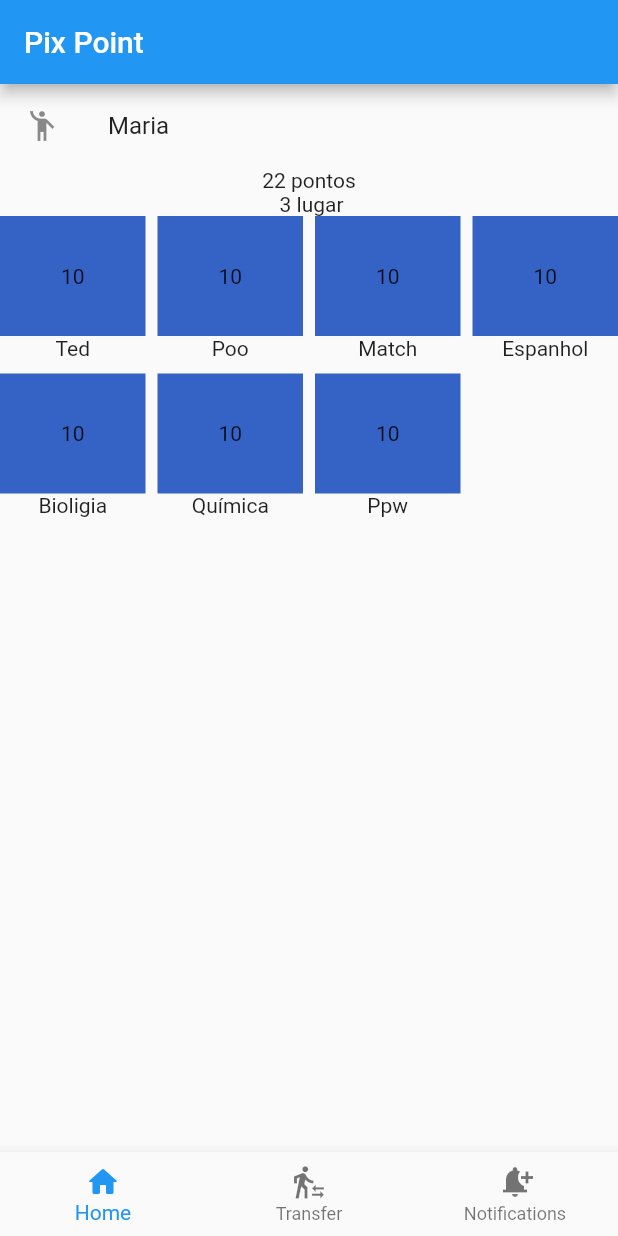
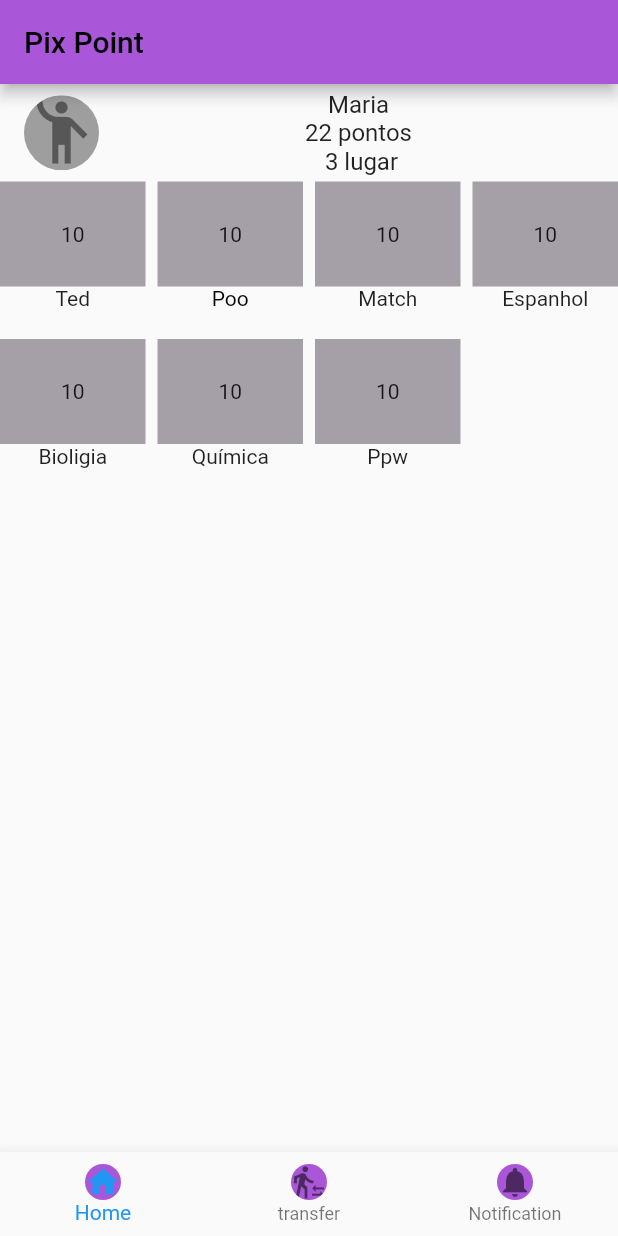
Before and after one commit to Campus-Angical/pixpoint, a Flutter app: the screen it shows after launch, on a phone screen of 412 x 824 dp. Run offline on Flutter 3.47's test engine with Material 2 defaults, Android fonts, the light colour scheme and no system bars.

Commit message:
Hoje alterei alguns elementos da tela inicial

```diff
--- a/lib/presentation/pages/home_page.dart
+++ b/lib/presentation/pages/home_page.dart
@@ -6,15 +6,21 @@ class HomePage extends StatelessWidget {
   @override
   Widget build(BuildContext context) {
     return Scaffold(
-      appBar: AppBar(title: Text("Pix Point")),
+      //backgroundColor: Color.fromARGB(255, 24, 19, 26),
+      appBar: AppBar(title:  Text("Pix Point", style: TextStyle(color: Colors.black),), backgroundColor: Color.fromARGB(255, 169, 87, 216),),
       body: Column(
         children: [
           ListTile(
-            leading:Icon(Icons.emoji_people_outlined) ,
-            title: Text("Maria"),
+            leading:ClipOval(child: Container(child: Icon(Icons.emoji_people_outlined, size: 50,), color: Colors.grey)) ,
+            title: Column(
+              children: [
+                Text("Maria"),
+                Text("22 pontos"),
+                Text(" 3 lugar")
+              ],
+            ),
           ),
-          Text("22 pontos"),
-          Text(" 3 lugar"),
+
           Expanded(
             child: GridView(
               gridDelegate: SliverGridDelegateWithFixedCrossAxisCount(
@@ -23,8 +29,8 @@ class HomePage extends StatelessWidget {
                 Column(
                   children: [
                     Container(
-                      color: Color.fromARGB(255, 53, 99, 197),
-                      height: 80,
+                      color: Color.fromARGB(255, 165, 160, 167),
+                      height: 70,
                       child: Center(child: Text('10'),),
                     ),
                     Text('Ted')
@@ -33,18 +39,18 @@ class HomePage extends StatelessWidget {
                 Column(
                   children: [
                     Container(
-                      color: Color.fromARGB(255, 53, 99, 197),
-                      height: 80,
+                      color:  Color.fromARGB(255, 165, 160, 167),
+                      height: 70,
                       child: Center(child: Text('10'),),
                     ),
-                    Text('Poo')
+                    Text('Poo',style: TextStyle(color: Colors.black) ,)
                   ],
                 ),
                 Column(
                   children: [
                     Container(
-                      color: Color.fromARGB(255, 53, 99, 197),
-                      height: 80,
+                      color:  Color.fromARGB(255, 165, 160, 167),
+                      height: 70,
                       child: Center(child: Text('10'),),
                     ),
                     Text('Match')
@@ -53,8 +59,8 @@ class HomePage extends StatelessWidget {
                 Column(
                   children: [
                     Container(
-                      color: Color.fromARGB(255, 53, 99, 197),
-                      height: 80,
+                      color: Color.fromARGB(255, 165, 160, 167),
+                      height: 70,
                       child: Center(child: Text('10'),),
                     ),
                     Text('Espanhol')
@@ -63,8 +69,8 @@ class HomePage extends StatelessWidget {
                 Column(
                   children: [
                     Container(
-                      color: Color.fromARGB(255, 53, 99, 197),
-                      height: 80,
+                      color:  Color.fromARGB(255, 165, 160, 167),
+                      height: 70,
                       child: Center(child: Text('10'),),
                     ),
                     Text('Bioligia')
@@ -73,8 +79,8 @@ class HomePage extends StatelessWidget {
                 Column(
                   children: [
                     Container(
-                      color: Color.fromARGB(255, 53, 99, 197),
-                      height: 80,
+                      color:  Color.fromARGB(255, 165, 160, 167),
+                      height: 70,
                       child: Center(child: Text('10'),),
                     ),
                     Text('Química')
@@ -83,8 +89,8 @@ class HomePage extends StatelessWidget {
                 Column(
                   children: [
                     Container(
-                      color: Color.fromARGB(255, 53, 99, 197),
-                      height: 80,
+                      color:  Color.fromARGB(255, 165, 160, 167),
+                      height: 70,
                       child: Center(child: Text('10'),),
                     ),
                     Text('Ppw')
@@ -95,10 +101,9 @@ class HomePage extends StatelessWidget {
         ],
       ),
       bottomNavigationBar: BottomNavigationBar(items: [
-        BottomNavigationBarItem(icon: Icon(Icons.home_rounded), label: 'Home'),
-        BottomNavigationBarItem(icon: Icon(Icons.transfer_within_a_station_sharp), label: 'Transfer'),
-        BottomNavigationBarItem(
-            icon: Icon(Icons.notification_add), label: 'Notifications'),
+        BottomNavigationBarItem(icon:ClipOval(child: Container(child: Icon(Icons.home), color: Color.fromARGB(255, 169, 87, 216) )),label: 'Home',),
+        BottomNavigationBarItem(icon:ClipOval(child: Container(child: Icon(Icons.transfer_within_a_station_outlined), color: Color.fromARGB(255, 169, 87, 216))),label: 'transfer',),
+        BottomNavigationBarItem(icon:ClipOval(child: Container(child: Icon(Icons.notifications), color:  Color.fromARGB(255, 169, 87, 216))),label: 'Notification',),
       ]),
     );
   }
```
